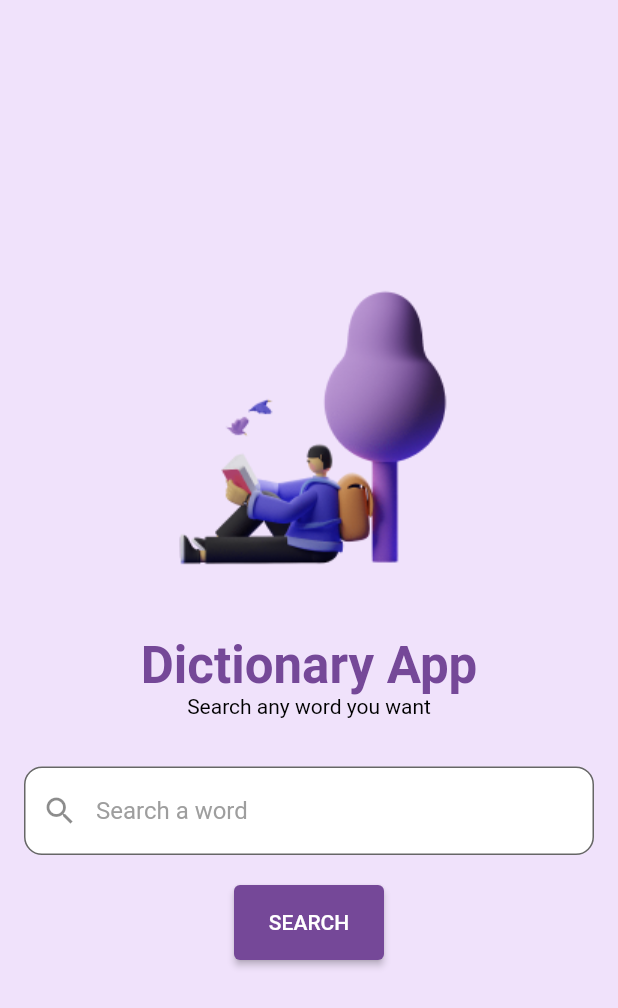
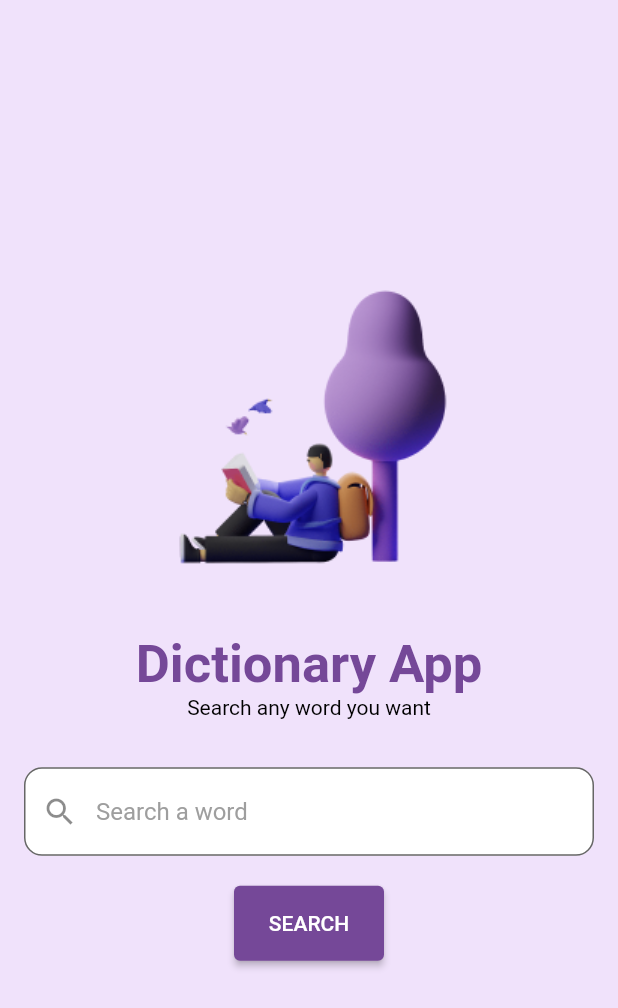
Before and after one commit to roktim32/Dictionary-App, a Flutter app: the screen it shows after launch, on a phone screen of 412 x 824 dp. Shown: the top 1008 px of the screen. Run offline on Flutter 3.47's test engine with Material 2 defaults, Android fonts, the phone set to English and light mode, and no system bars; our stand-ins replace flutter_bloc.

```diff
--- a/lib/screens/home/home_screen.dart
+++ b/lib/screens/home/home_screen.dart
@@ -20,7 +20,7 @@ class HomeScreen extends StatelessWidget {
             "Dictionary App",
             style: TextStyle(
               color: Color(0xFF754898),
-              fontSize: 34,
+              fontSize: 35,
               fontWeight: FontWeight.bold,
             ),
           ),
```
